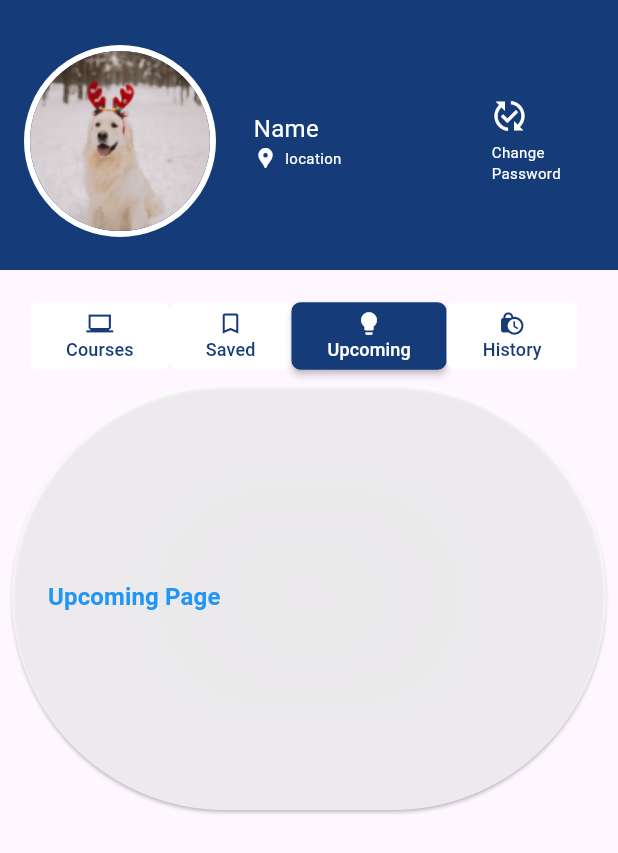
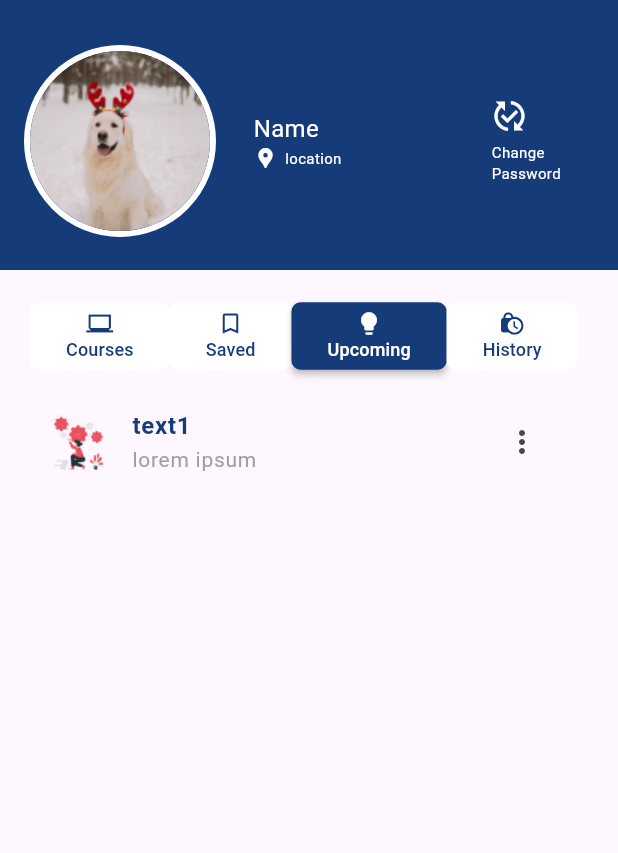
Before and after one commit to sbadoni21/vidyamani, a Flutter app: the ProfilePage screen opened directly, after a tap on "Saved", after a tap on "Upcoming", on a phone screen of 412 x 824 dp. Shown: the top 853 px of the screen. Run offline on Flutter 3.47's test engine with Material 3 defaults, Android fonts, the light colour scheme and no system bars; our stand-ins replace animated_splash_screen, carousel_slider, cloud_firestore, email_validator, firebase_auth, firebase_core and 7 more; accounts and stored records are empty.

Commit message:
profile completed

```diff
--- /dev/null
+++ b/lib/components/customlongtile.dart
@@ -0,0 +1,47 @@
+import 'package:flutter/material.dart';
+import 'package:vidyamani/utils/static.dart';
+
+class CustomListTile extends StatelessWidget {
+  final String imgUrl;
+  final String text1;
+  final String text2;
+  final VoidCallback onPressed;
+
+  const CustomListTile({
+    Key? key,
+    required this.imgUrl,
+    required this.text1,
+    required this.text2,
+    required this.onPressed,
+  }) : super(key: key);
+
+  @override
+  Widget build(BuildContext context) {
+    return ListTile(
+      leading: Container(
+          child: Image.asset(
+        imgUrl,
+        width: 40,
+        height: 60,
+      )),
+      title: Column(
+        crossAxisAlignment: CrossAxisAlignment.start,
+        children: [
+          Text(
+            text1,
+            style: TextStyle(
+                fontSize: 16, fontWeight: FontWeight.w600, color: bgColor),
+          ),
+          Text(
+            text2,
+            style: TextStyle(fontSize: 14, color: Colors.grey),
+          ),
+        ],
+      ),
+      trailing: IconButton(
+        icon: Icon(Icons.more_vert), // Replace with your desired icon
+        onPressed: onPressed,
+      ),
+    );
+  }
+}
--- a/lib/components/dashboard_component.dart
+++ b/lib/components/dashboard_component.dart
@@ -1,4 +1,8 @@
 import 'package:flutter/material.dart';
+import 'package:vidyamani/screens/courses_page.dart';
+import 'package:vidyamani/screens/history_page.dart';
+import 'package:vidyamani/screens/saved_courses.dart';
+import 'package:vidyamani/screens/upcoming_page.dart';
 import 'package:vidyamani/utils/static.dart';
 
 class Dashboard extends StatefulWidget {
@@ -33,106 +37,22 @@ class _DashboardState extends State<Dashboard> {
 
   Widget buildCoursesPage() {
     // Implement your Courses page UI here
-    return Container(
-      padding: const EdgeInsets.all(8.0),
-      child: ElevatedButton(
-        style: ElevatedButton.styleFrom(
-          backgroundColor: Colors.white70,
-          foregroundColor: Colors.blue,
-        ),
-        onPressed: () {},
-        child: Row(
-          mainAxisAlignment: MainAxisAlignment.spaceBetween,
-          children: [
-            Text(
-              'Courses Page',
-              style: const TextStyle(
-                fontSize: 16,
-                fontWeight: FontWeight.bold,
-              ),
-            ),
-          ],
-        ),
-      ),
-    );
+    return CoursesPage();
   }
 
   Widget buildSavedPage() {
     // Implement your Saved page UI here
-    return Container(
-      padding: const EdgeInsets.all(8.0),
-      child: ElevatedButton(
-        style: ElevatedButton.styleFrom(
-          backgroundColor: Colors.white70,
-          foregroundColor: Colors.blue,
-        ),
-        onPressed: () {},
-        child: Row(
-          mainAxisAlignment: MainAxisAlignment.spaceBetween,
-          children: [
-            Text(
-              'Saved Page',
-              style: const TextStyle(
-                fontSize: 16,
-                fontWeight: FontWeight.bold,
-              ),
-            ),
-          ],
-        ),
-      ),
-    );
+    return SavedPage();
   }
 
   Widget buildUpcomingPage() {
     // Implement your Upcoming page UI here
-    return Container(
-      padding: const EdgeInsets.all(8.0),
-      child: ElevatedButton(
-        style: ElevatedButton.styleFrom(
-          backgroundColor: Colors.white70,
-          foregroundColor: Colors.blue,
-        ),
-        onPressed: () {},
-        child: Row(
-          mainAxisAlignment: MainAxisAlignment.spaceBetween,
-          children: [
-            Text(
-              'Upcoming Page',
-              style: const TextStyle(
-                fontSize: 16,
-                fontWeight: FontWeight.bold,
-              ),
-            ),
-          ],
-        ),
-      ),
-    );
+    return UpcomingPage();
   }
 
   Widget buildHistoryPage() {
     // Implement your History page UI here
-    return Container(
-      padding: const EdgeInsets.all(8.0),
-      child: ElevatedButton(
-        style: ElevatedButton.styleFrom(
-          backgroundColor: Colors.white70,
-          foregroundColor: Colors.blue,
-        ),
-        onPressed: () {},
-        child: Row(
-          mainAxisAlignment: MainAxisAlignment.spaceBetween,
-          children: [
-            Text(
-              'History Page',
-              style: const TextStyle(
-                fontSize: 16,
-                fontWeight: FontWeight.bold,
-              ),
-            ),
-          ],
-        ),
-      ),
-    );
+    return HistoryPage();
   }
 
   Widget buildQueryPage(int index) {
@@ -209,7 +129,7 @@ class _DashboardState extends State<Dashboard> {
             ),
           ),
           SizedBox(
-            height: 300,
+            height: 800,
             child: PageView.builder(
               itemCount: queries.length,
               controller: _pageController,
--- a/lib/screens/courses_page.dart
+++ b/lib/screens/courses_page.dart
@@ -1,15 +1,58 @@
 import 'package:flutter/material.dart';
+import 'package:vidyamani/components/circular_tiles_component.dart';
+import 'package:vidyamani/components/featured_courses_component.dart';
+import 'package:vidyamani/components/heading_component.dart';
+import 'package:vidyamani/components/testimonals_component.dart';
 
-class Courses extends StatefulWidget {
-  const Courses({super.key});
+class CoursesPage extends StatefulWidget {
+  @override
+  _CoursesPageState createState() => _CoursesPageState();
+}
+
+class _CoursesPageState extends State<CoursesPage> {
+  // Add state variables or methods as needed
 
   @override
-  State<Courses> createState() => _CoursesState();
-}
-
-class _CoursesState extends State<Courses> {
-  @override
   Widget build(BuildContext context) {
-    return const Placeholder();
+    return SingleChildScrollView(
+      scrollDirection: Axis.vertical,
+      child: Padding(
+        padding: const EdgeInsets.all(16.0),
+        child: Column(
+          crossAxisAlignment: CrossAxisAlignment.start,
+          children: [
+            SizedBox(
+              height: 16,
+            ),
+            HeadingTitle(title: "Running Courses"),
+            SizedBox(
+              height: 16,
+            ),
+            Tiles(
+                imagePath: "lib/assets/images/featuredcourses.png",
+                text1: "Basic Courses",
+                text2: "basic course",
+                pageRoute:
+                    MaterialPageRoute(builder: (context) => CoursesPage())),
+            SizedBox(
+              height: 16,
+            ),
+            HeadingTitle(title: "Completed Courses"),
+            SizedBox(
+              height: 16,
+            ),
+            Tiles(
+                imagePath: "lib/assets/images/featuredcourses.png",
+                text1: "Basic Courses",
+                text2: "basic course",
+                pageRoute:
+                    MaterialPageRoute(builder: (context) => CoursesPage())),
+            SizedBox(
+              height: 16,
+            ),
+          ],
+        ),
+      ),
+    );
   }
 }
--- /dev/null
+++ b/lib/screens/history_page.dart
@@ -0,0 +1,34 @@
+import 'package:flutter/material.dart';
+import 'package:vidyamani/components/featured_courses_component.dart';
+import 'package:vidyamani/screens/courses_page.dart';
+
+class HistoryPage extends StatefulWidget {
+  @override
+  _HistoryPageState createState() => _HistoryPageState();
+}
+
+class _HistoryPageState extends State<HistoryPage> {
+  // Add state variables or methods as needed
+
+  @override
+  Widget build(BuildContext context) {
+    return SingleChildScrollView(
+      scrollDirection: Axis.vertical,
+      child: Padding(
+        padding: const EdgeInsets.all(16.0),
+        child: Column(
+          crossAxisAlignment: CrossAxisAlignment.start,
+          children: [
+            Tiles(
+                imagePath: "lib/assets/images/featuredcourses.png",
+                text1: "Basic Courses",
+                text2: "basic course",
+                pageRoute:
+                    MaterialPageRoute(builder: (context) => CoursesPage())),
+          ],
+        ),
+      ),
+    );
+
+  }
+}
--- a/lib/screens/home_page.dart
+++ b/lib/screens/home_page.dart
@@ -120,7 +120,7 @@ class _HomePageState extends State<HomePage> {
                           imgUrl: "lib/assets/images/skillbasedcourses.png",
                           text: "Categories",
                           pageRoute: MaterialPageRoute(
-                            builder: (context) => Courses(),
+                            builder: (context) => CoursesPage(),
                           ),
                         ),
                       ],
@@ -139,7 +139,7 @@ class _HomePageState extends State<HomePage> {
                     text1: "Basic Courses",
                     text2: "basic course",
                     pageRoute:
-                        MaterialPageRoute(builder: (context) => Courses())),
+                        MaterialPageRoute(builder: (context) => CoursesPage())),
                 SizedBox(
                   height: 16,
                 ),
@@ -152,7 +152,7 @@ class _HomePageState extends State<HomePage> {
                     text1: "Basic Courses",
                     text2: "basic course",
                     pageRoute:
-                        MaterialPageRoute(builder: (context) => Courses())),
+                        MaterialPageRoute(builder: (context) => CoursesPage())),
                 SizedBox(
                   height: 16,
                 ),
@@ -165,7 +165,7 @@ class _HomePageState extends State<HomePage> {
                     text1: "Basic Courses",
                     text2: "basic course",
                     pageRoute:
-                        MaterialPageRoute(builder: (context) => Courses())),
+                        MaterialPageRoute(builder: (context) => CoursesPage())),
                 SizedBox(
                   height: 16,
                 ),
--- a/lib/screens/profile_page.dart
+++ b/lib/screens/profile_page.dart
@@ -23,7 +23,8 @@ class _ProfilePageState extends State<ProfilePage> {
   @override
   Widget build(BuildContext context) {
     return Scaffold(
-        body: ListView(children: [
+      body: Column(
+        children: [
           Container(
             padding: EdgeInsets.only(top: 30, left: 16, right: 16),
             alignment: Alignment.bottomCenter,
@@ -63,16 +64,20 @@ class _ProfilePageState extends State<ProfilePage> {
                           "Name",
                           style: TextStyle(fontSize: 16, color: Colors.white),
                         ),
-                    Row(children: [
-                      Icon(Icons.location_pin, size: 16, color: Colors.white),
+                        Row(
+                          children: [
+                            Icon(Icons.location_pin,
+                                size: 16, color: Colors.white),
                             SizedBox(
                               width: 5,
                             ),
                             Text(
                               "location",
-                        style: TextStyle(fontSize: 10, color: Colors.white),
+                              style:
+                                  TextStyle(fontSize: 10, color: Colors.white),
                             )
-                    ]),
+                          ],
+                        ),
                       ],
                     ),
                     SizedBox(
@@ -82,7 +87,8 @@ class _ProfilePageState extends State<ProfilePage> {
                       mainAxisAlignment: MainAxisAlignment.start,
                       crossAxisAlignment: CrossAxisAlignment.start,
                       children: [
-                      Icon(Icons.published_with_changes, color: Colors.white),
+                        Icon(Icons.published_with_changes,
+                            color: Colors.white),
                         SizedBox(
                           height: 5,
                         ),
@@ -94,16 +100,24 @@ class _ProfilePageState extends State<ProfilePage> {
                           "Password",
                           style: TextStyle(fontSize: 10, color: Colors.white),
                         )
-                    ]),
+                      ],
+                    ),
                   ],
                 )
               ],
             ),
           ),
+          Expanded(
+            child: ListView(children: [
               Dashboard(),
-    ]));
+            ]),
+          ),
+        ],
+      ),
+    );
   }
 }
+
 
 // CircleAvatar(
 //             radius: 50,
--- /dev/null
+++ b/lib/screens/saved_courses.dart
@@ -0,0 +1,34 @@
+import 'package:flutter/material.dart';
+import 'package:vidyamani/components/featured_courses_component.dart';
+import 'package:vidyamani/components/heading_component.dart';
+import 'package:vidyamani/screens/courses_page.dart';
+
+class SavedPage extends StatefulWidget {
+  @override
+  _SavedPageState createState() => _SavedPageState();
+}
+
+class _SavedPageState extends State<SavedPage> {
+  // Add state variables or methods as needed
+
+  @override
+  Widget build(BuildContext context) {
+    return SingleChildScrollView(
+      scrollDirection: Axis.vertical,
+      child: Padding(
+        padding: const EdgeInsets.all(16.0),
+        child: Column(
+          crossAxisAlignment: CrossAxisAlignment.start,
+          children: [
+            Tiles(
+                imagePath: "lib/assets/images/featuredcourses.png",
+                text1: "Basic Courses",
+                text2: "basic course",
+                pageRoute:
+                    MaterialPageRoute(builder: (context) => CoursesPage())),
+          ],
+        ),
+      ),
+    );
+  }
+}
--- /dev/null
+++ b/lib/screens/upcoming_page.dart
@@ -0,0 +1,27 @@
+import 'package:flutter/material.dart';
+import 'package:vidyamani/components/customlongtile.dart';
+
+class UpcomingPage extends StatefulWidget {
+  @override
+  _UpcomingPageState createState() => _UpcomingPageState();
+}
+
+class _UpcomingPageState extends State<UpcomingPage> {
+  // Add state variables or methods as needed
+
+  @override
+  Widget build(BuildContext context) {
+    return  SingleChildScrollView(
+      scrollDirection: Axis.vertical,
+      child: Padding(
+        padding: const EdgeInsets.all(16.0),
+        child: Column(
+          crossAxisAlignment: CrossAxisAlignment.start,
+          children: [
+          CustomListTile(imgUrl: "lib/assets/images/skillbasedcourses.png", text1: "text1", text2: "lorem ipsum", onPressed: (){})
+          ],
+        ),
+      ),
+    );
+  }
+}
```
Lines whose indentation alone changed are shown as unchanged.
